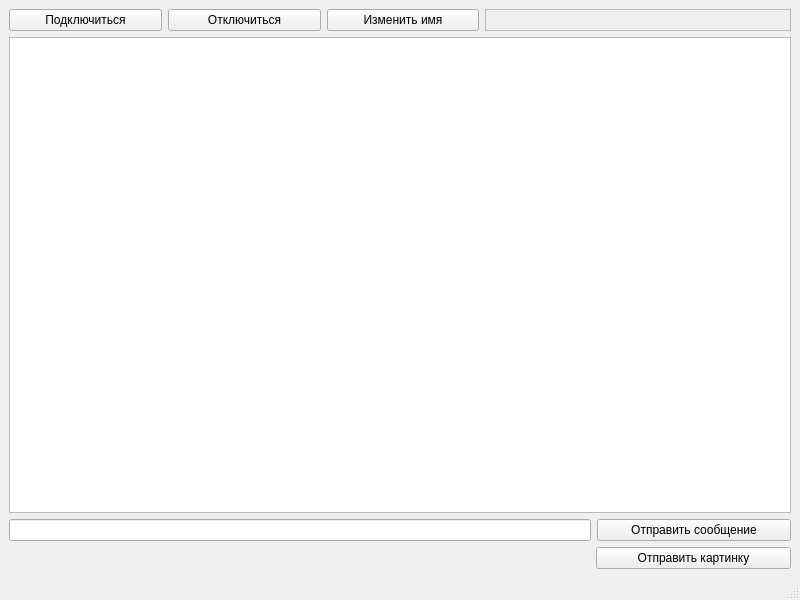
Qt form ChatClient/mainwindow.ui (Mirali77/ChatApp) before a commit.
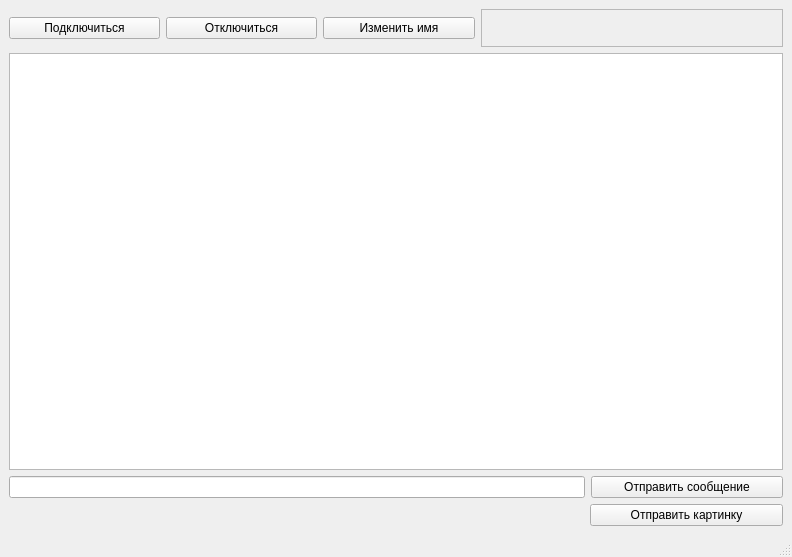
The same form after that commit.

Patch:
```diff
--- a/ChatClient/mainwindow.ui
+++ b/ChatClient/mainwindow.ui
@@ -6,8 +6,8 @@
    <rect>
     <x>0</x>
     <y>0</y>
-    <width>800</width>
-    <height>600</height>
+    <width>792</width>
+    <height>557</height>
    </rect>
   </property>
   <property name="windowTitle">
@@ -16,7 +16,7 @@
   <widget class="QWidget" name="centralwidget">
    <layout class="QHBoxLayout" name="horizontalLayout_4">
     <item>
-     <layout class="QVBoxLayout" name="verticalLayout">
+     <layout class="QVBoxLayout" name="verticalLayout" stretch="1,11,1,1">
       <item>
        <layout class="QHBoxLayout" name="horizontalLayout" stretch="1,1,1,2">
         <item>
@@ -53,7 +53,7 @@
        </layout>
       </item>
       <item>
-       <widget class="QTextBrowser" name="chatBrowser"/>
+       <widget class="QListWidget" name="chatBrowser"/>
       </item>
       <item>
        <layout class="QHBoxLayout" name="horizontalLayout_2" stretch="3,1">
```
Left out of the diff: 4 changed lines with no effect on the pictures.
